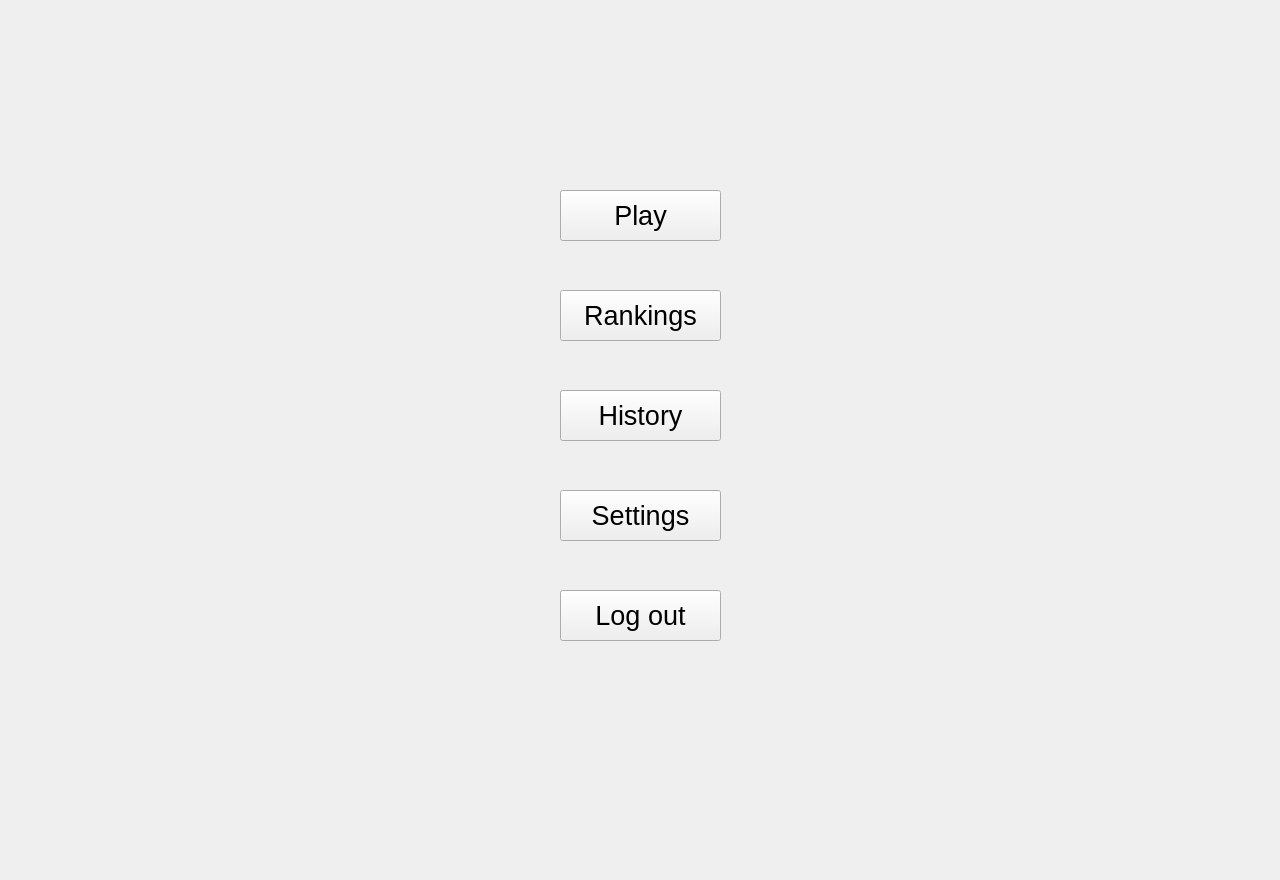
Above: game-of-go-qt-ui/game-of-go-qt-ui/menuwidget.ui from Aylesworth/game-of-go before the change. Below: the same form after it.
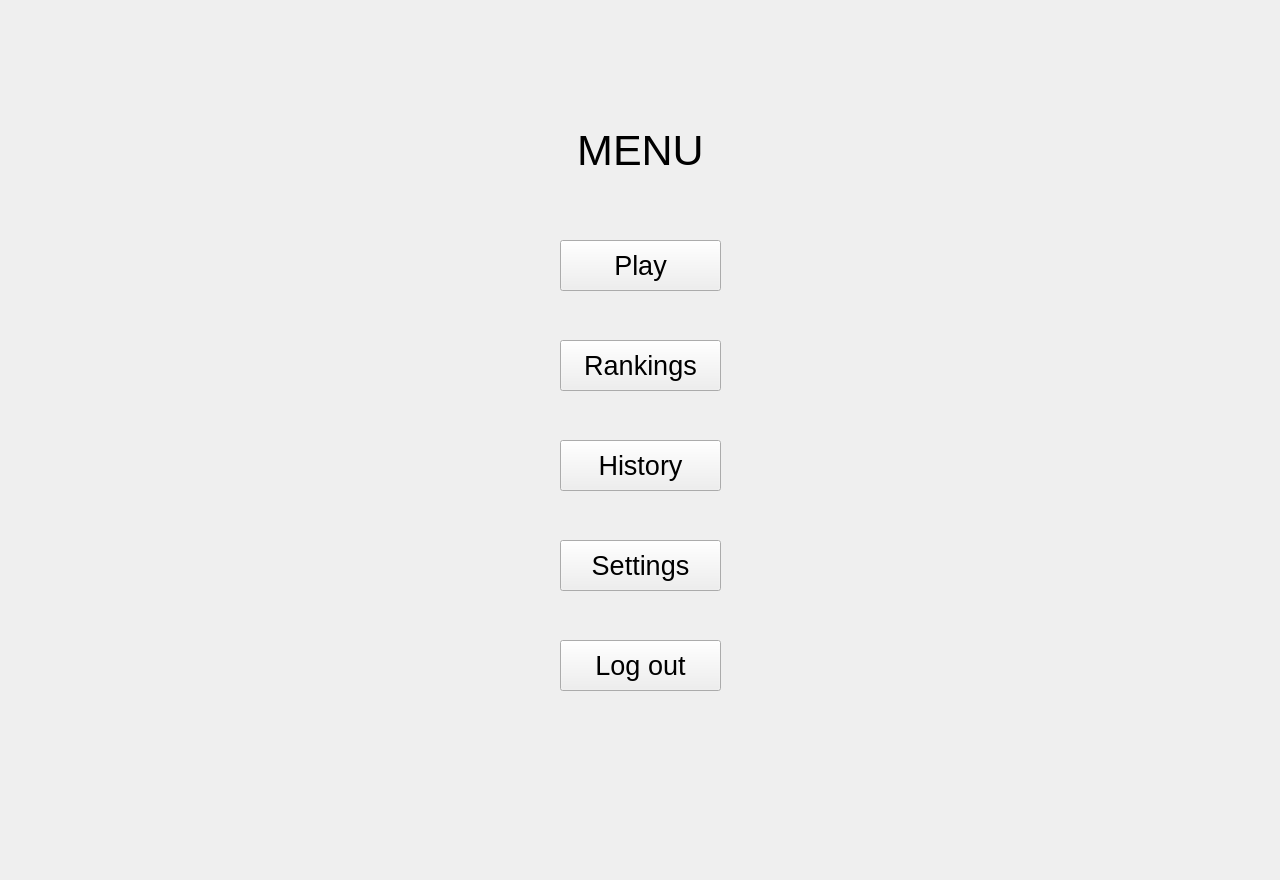
That is the form after the change.

Diff of the .ui file:
```diff
--- a/game-of-go-qt-ui/game-of-go-qt-ui/menuwidget.ui
+++ b/game-of-go-qt-ui/game-of-go-qt-ui/menuwidget.ui
@@ -17,7 +17,7 @@
    <property name="geometry">
     <rect>
      <x>560</x>
-     <y>190</y>
+     <y>240</y>
      <width>161</width>
      <height>51</height>
     </rect>
@@ -35,7 +35,7 @@
    <property name="geometry">
     <rect>
      <x>560</x>
-     <y>290</y>
+     <y>340</y>
      <width>161</width>
      <height>51</height>
     </rect>
@@ -53,7 +53,7 @@
    <property name="geometry">
     <rect>
      <x>560</x>
-     <y>390</y>
+     <y>440</y>
      <width>161</width>
      <height>51</height>
     </rect>
@@ -71,7 +71,7 @@
    <property name="geometry">
     <rect>
      <x>560</x>
-     <y>490</y>
+     <y>540</y>
      <width>161</width>
      <height>51</height>
     </rect>
@@ -89,7 +89,7 @@
    <property name="geometry">
     <rect>
      <x>560</x>
-     <y>590</y>
+     <y>640</y>
      <width>161</width>
      <height>51</height>
     </rect>
@@ -103,6 +103,27 @@
     <string>Log out</string>
    </property>
   </widget>
+  <widget class="QLabel" name="lbl_title">
+   <property name="geometry">
+    <rect>
+     <x>500</x>
+     <y>120</y>
+     <width>281</width>
+     <height>61</height>
+    </rect>
+   </property>
+   <property name="font">
+    <font>
+     <pointsize>32</pointsize>
+    </font>
+   </property>
+   <property name="text">
+    <string>MENU</string>
+   </property>
+   <property name="alignment">
+    <set>Qt::AlignCenter</set>
+   </property>
+  </widget>
  </widget>
  <resources/>
  <connections/>
```
